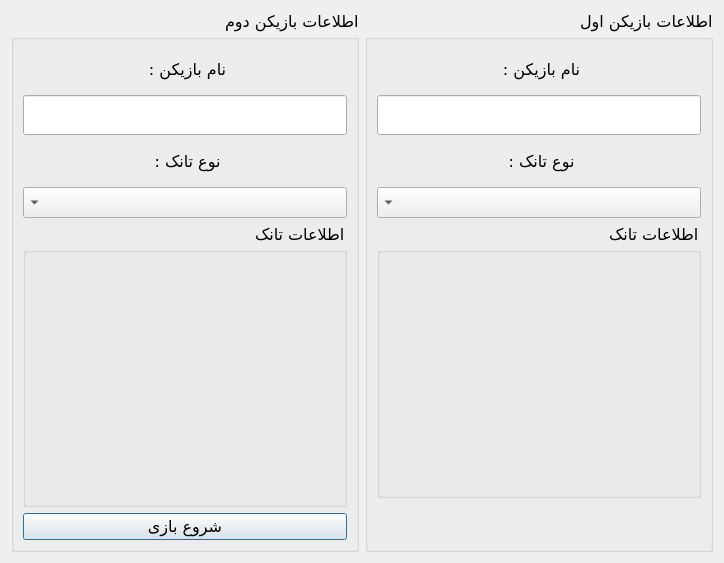
First picture: the form in playerinfoui.ui, repository ehsankhani/TANKS_BATTLE, before the edit.
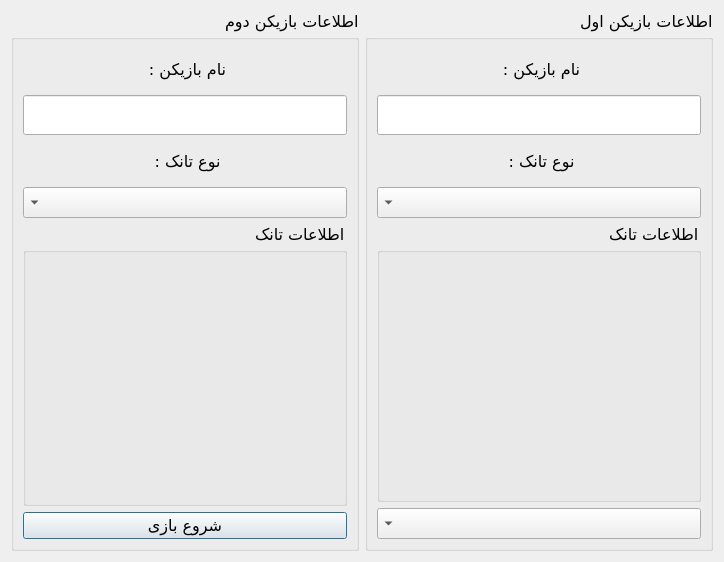
Second picture: the form after the edit.

```diff
--- a/playerinfoui.ui
+++ b/playerinfoui.ui
@@ -219,29 +219,9 @@
        </widget>
       </item>
       <item>
-       <widget class="QLabel" name="lblname_10">
-        <property name="minimumSize">
-         <size>
-          <width>300</width>
-          <height>36</height>
-         </size>
-        </property>
-        <property name="maximumSize">
-         <size>
-          <width>16777215</width>
-          <height>36</height>
-         </size>
-        </property>
-        <property name="font">
-         <font>
-          <pointsize>10</pointsize>
-         </font>
-        </property>
-        <property name="text">
-         <string/>
-        </property>
-        <property name="alignment">
-         <set>Qt::AlignCenter</set>
+       <widget class="QComboBox" name="CmbMap">
+        <property name="layoutDirection">
+         <enum>Qt::RightToLeft</enum>
         </property>
        </widget>
       </item>
```
